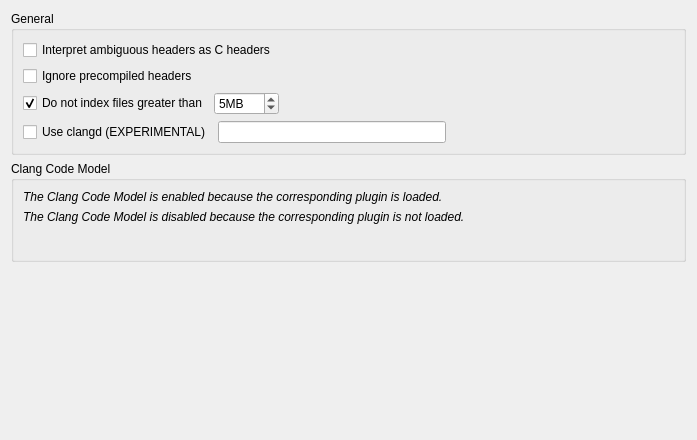
Old version of the form src/plugins/cpptools/cppcodemodelsettingspage.ui in the repository qt-creator/qt-creator.
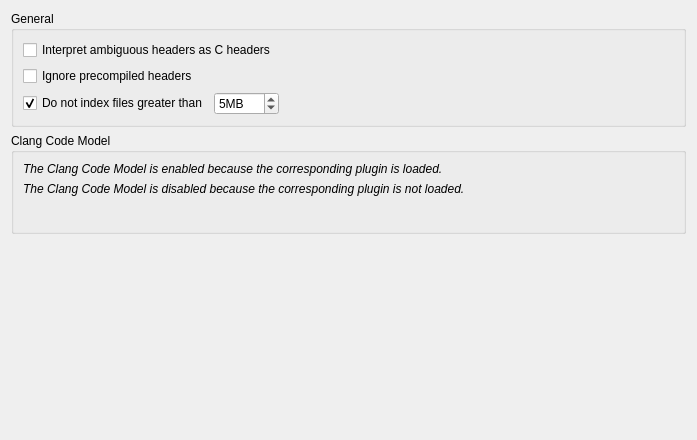
New version of the form. Custom widgets are drawn as their Qt base class.

Commit message:
CppTools: Add dedicated settings and settings page for clangd
We plan to add more clangd settings, and it makes sense to have a
dedicated place for them both in the code and the UI.

What changed in the file:
```diff
--- a/src/plugins/cpptools/cppcodemodelsettingspage.ui
+++ b/src/plugins/cpptools/cppcodemodelsettingspage.ui
@@ -81,31 +81,7 @@
        </layout>
       </item>
       <item>
-       <layout class="QHBoxLayout" name="horizontalLayout_3">
-        <item>
-         <widget class="QCheckBox" name="clangdCheckBox">
-          <property name="text">
-           <string>Use clangd (EXPERIMENTAL)</string>
-          </property>
-         </widget>
-        </item>
-        <item>
-         <widget class="Utils::PathChooser" name="clangdChooser"/>
-        </item>
-        <item>
-         <spacer name="horizontalSpacer_3">
-          <property name="orientation">
-           <enum>Qt::Horizontal</enum>
-          </property>
-          <property name="sizeHint" stdset="0">
-           <size>
-            <width>40</width>
-            <height>20</height>
-           </size>
-          </property>
-         </spacer>
-        </item>
-       </layout>
+       <layout class="QHBoxLayout" name="horizontalLayout_3"/>
       </item>
      </layout>
     </widget>
@@ -174,11 +150,6 @@
    <extends>QWidget</extends>
    <header>cpptools/clangdiagnosticconfigsselectionwidget.h</header>
   </customwidget>
-  <customwidget>
-   <class>Utils::PathChooser</class>
-   <extends>QLineEdit</extends>
-   <header location="global">utils/pathchooser.h</header>
-  </customwidget>
  </customwidgets>
  <resources/>
  <connections/>
```
The commit also changes 10 other files.
